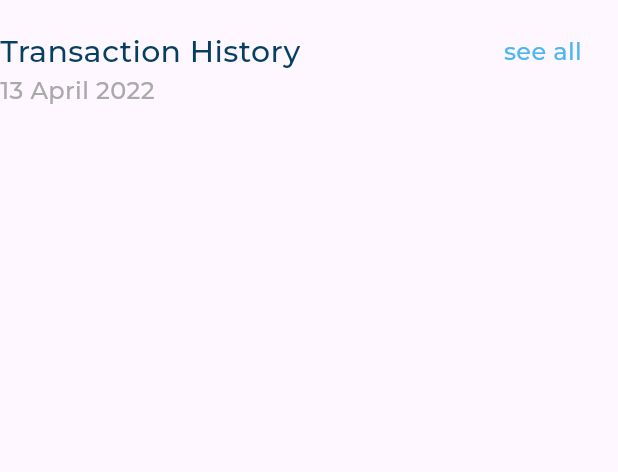
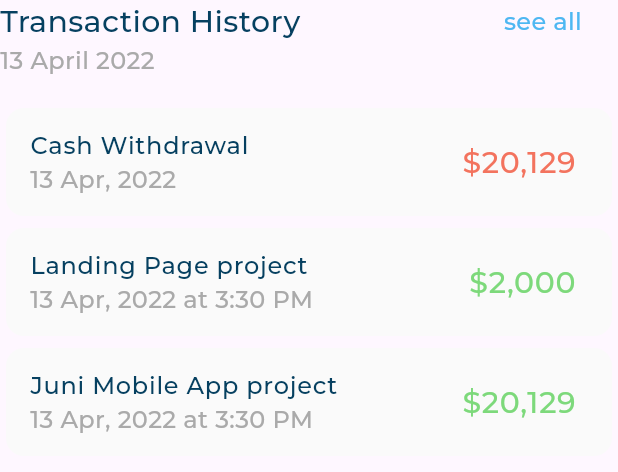
Before and after one commit to ftoome545/responsive-dashboard, a Flutter app: the TransactionHistory widget shown alone on an empty page, opened directly, on a phone screen of 412 x 824 dp. Shown: the top 472 px of the screen. Run offline on Flutter 3.47's test engine with Material 3 defaults, Android fonts, the phone set to English and light mode, and no system bars; our stand-ins replace expandable_page_view, flutter_svg; project files that could hold a hidden picture were left out.

Commit message:
finishing the MyCardAndTransactionHistorySection

```diff
--- a/lib/widgets/dashboard_desktop_layout.dart
+++ b/lib/widgets/dashboard_desktop_layout.dart
@@ -1,8 +1,7 @@
 import 'package:flutter/material.dart';
 import 'package:responsive_dashboard/widgets/all_expanses_and_quick_invoice_section.dart.dart';
 import 'package:responsive_dashboard/widgets/custom_drawer.dart';
-import 'package:responsive_dashboard/widgets/my_cards_section.dart';
-import 'package:responsive_dashboard/widgets/transaction_history.dart';
+import 'package:responsive_dashboard/widgets/my_card_and_transaction_history_section.dart';
 
 class DashboardDesktopLayout extends StatelessWidget {
   const DashboardDesktopLayout({super.key});
@@ -19,7 +18,7 @@ class DashboardDesktopLayout extends StatelessWidget {
         SizedBox(
           width: 24,
         ),
-        Expanded(flex: 2, child: TransactionHistory()),
+        Expanded(flex: 2, child: MyCardAndTransactionHistorySection()),
       ],
     );
   }
--- /dev/null
+++ b/lib/widgets/my_card_and_transaction_history_section.dart
@@ -0,0 +1,21 @@
+import 'package:flutter/material.dart';
+import 'package:responsive_dashboard/widgets/my_cards_section.dart';
+import 'package:responsive_dashboard/widgets/transaction_history.dart';
+
+class MyCardAndTransactionHistorySection extends StatelessWidget {
+  const MyCardAndTransactionHistorySection({super.key});
+
+  @override
+  Widget build(BuildContext context) {
+    return const Column(
+      children: [
+        MyCardsSection(),
+        Divider(
+          height: 40,
+          color: Color(0xffF1F1F1),
+        ),
+        TransactionHistory(),
+      ],
+    );
+  }
+}
--- a/lib/widgets/transaction_history.dart
+++ b/lib/widgets/transaction_history.dart
@@ -1,5 +1,7 @@
 import 'package:flutter/material.dart';
 import 'package:responsive_dashboard/utils/app_styles.dart';
+import 'package:responsive_dashboard/widgets/transaction_history_header.dart';
+import 'package:responsive_dashboard/widgets/transaction_history_list_view.dart';
 
 class TransactionHistory extends StatelessWidget {
   const TransactionHistory({super.key});
@@ -10,7 +12,7 @@ class TransactionHistory extends StatelessWidget {
       crossAxisAlignment: CrossAxisAlignment.start,
       children: [
         const Padding(
-          padding: EdgeInsets.only(top: 20, right: 24),
+          padding: EdgeInsets.only(right: 24),
           child: TransactionHistoryHeader(),
         ),
         Text(
@@ -18,33 +20,12 @@ class TransactionHistory extends StatelessWidget {
           style: AppStyles.styleMedium16.copyWith(
             color: const Color(0xffAAAAAA),
           ),
-        )
+        ),
+        const SizedBox(
+          height: 16,
+        ),
+        const TransactionHistoryListView(),
       ],
     );
   }
 }
-
-class TransactionHistoryHeader extends StatelessWidget {
-  const TransactionHistoryHeader({
-    super.key,
-  });
-
-  @override
-  Widget build(BuildContext context) {
-    return Row(
-      mainAxisAlignment: MainAxisAlignment.spaceBetween,
-      children: [
-        const Text(
-          'Transaction History',
-          style: AppStyles.styleSemibold20,
-        ),
-        Text(
-          'see all',
-          style: AppStyles.styleMedium16.copyWith(
-            color: const Color(0xff4EB7F2),
-          ),
-        ),
-      ],
-    );
-  }
-}
--- /dev/null
+++ b/lib/widgets/transaction_history_header.dart
@@ -0,0 +1,27 @@
+import 'package:flutter/material.dart';
+import 'package:responsive_dashboard/utils/app_styles.dart';
+
+class TransactionHistoryHeader extends StatelessWidget {
+  const TransactionHistoryHeader({
+    super.key,
+  });
+
+  @override
+  Widget build(BuildContext context) {
+    return Row(
+      mainAxisAlignment: MainAxisAlignment.spaceBetween,
+      children: [
+        const Text(
+          'Transaction History',
+          style: AppStyles.styleSemibold20,
+        ),
+        Text(
+          'see all',
+          style: AppStyles.styleMedium16.copyWith(
+            color: const Color(0xff4EB7F2),
+          ),
+        ),
+      ],
+    );
+  }
+}
--- a/lib/widgets/transaction_history_list_view.dart
+++ b/lib/widgets/transaction_history_list_view.dart
@@ -1,11 +1,34 @@
 import 'package:flutter/material.dart';
+import 'package:responsive_dashboard/model/transaction_model.dart';
+import 'package:responsive_dashboard/widgets/transaction_item.dart';
 
 class TransactionHistoryListView extends StatelessWidget {
   const TransactionHistoryListView({super.key});
 
-  // static const List
+  static const List items = [
+    TransactionModel(
+        title: 'Cash Withdrawal',
+        date: '13 Apr, 2022',
+        amount: r'$20,129',
+        isWithdrawal: true),
+    TransactionModel(
+        title: 'Landing Page project',
+        date: '13 Apr, 2022 at 3:30 PM',
+        amount: r'$2,000',
+        isWithdrawal: false),
+    TransactionModel(
+        title: 'Juni Mobile App project',
+        date: '13 Apr, 2022 at 3:30 PM',
+        amount: r'$20,129',
+        isWithdrawal: false),
+  ];
   @override
   Widget build(BuildContext context) {
-    return const Placeholder();
+    return ListView.builder(
+        itemCount: items.length,
+        shrinkWrap: true,
+        itemBuilder: (context, index) {
+          return TransactionItem(transactionModel: items[index]);
+        });
   }
 }
```
